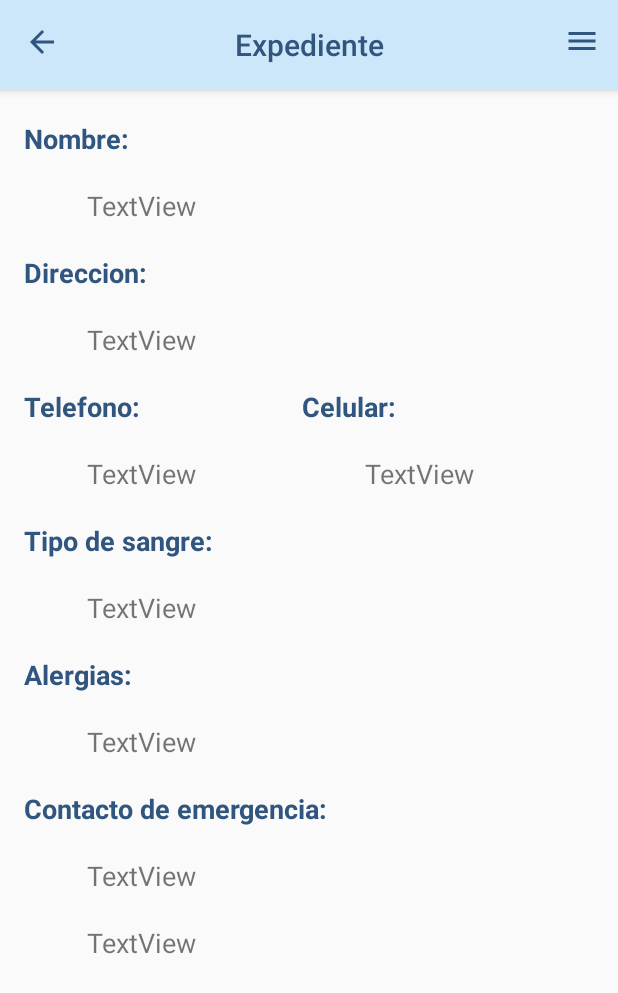
After one commit to Nano4697/AppointMed, an Android app: the Expediente screen opened directly, with no data from a screen before it, on a phone screen of 412 x 824 dp. The commit adds this screen. Shown: the top 993 px of the screen. Run offline under Robolectric (Android 15) with nearby library versions, the phone set to English and light mode, and no system bars.

Commit message:
Pantalla de expediente agregada

```diff
--- /dev/null
+++ b/app/src/main/java/com/example/appointmed/Expediente.java
@@ -0,0 +1,40 @@
+package com.example.appointmed;
+
+import android.content.Intent;
+import android.os.Bundle;
+import android.support.v7.app.AppCompatActivity;
+import android.support.v7.widget.Toolbar;
+import android.view.Menu;
+import android.widget.TextView;
+
+public class Expediente extends AppCompatActivity {
+
+    @Override
+    protected void onCreate(Bundle savedInstanceState)
+    {
+        super.onCreate(savedInstanceState);
+        setContentView(R.layout.activity_expediente);
+
+        // Find the toolbar view inside the activity layout
+        Toolbar toolbar = (Toolbar) findViewById(R.id.toolbarAlt);
+        // Sets the Toolbar to act as the ActionBar for this Activity window.
+        // Make sure the toolbar exists in the activity and is not null
+        setSupportActionBar(toolbar);
+        getSupportActionBar().setDisplayShowTitleEnabled(false);
+
+        TextView title = findViewById(R.id.toolbar_title);
+        title.setText(R.string.expediente);
+
+        Intent intent = getIntent();
+
+    }
+
+    // Menu icons are inflated just as they were with actionbar
+    @Override
+    public boolean onCreateOptionsMenu(Menu menu)
+    {
+        // Inflate the menu; this adds items to the action bar if it is present.
+        getMenuInflater().inflate(R.menu.toolbar_menu, menu);
+        return true;
+    }
+}
--- a/app/src/main/java/com/example/appointmed/MainActivity.java
+++ b/app/src/main/java/com/example/appointmed/MainActivity.java
@@ -1,11 +1,43 @@
 package com.example.appointmed;
 
+import android.content.Intent;
 import android.os.Bundle;
 import android.support.v7.app.AppCompatActivity;
 import android.support.v7.widget.Toolbar;
 import android.view.Menu;
+import android.view.View;
+import android.widget.Button;
 
 public class MainActivity extends AppCompatActivity {
+
+    View.OnClickListener expedienteHandler = new View.OnClickListener() {
+        @Override
+        public void onClick(View v) {
+            Intent intent = new Intent(getBaseContext(), Expediente.class);
+            startActivity(intent);
+        }
+    };
+
+    View.OnClickListener citaHandler = new View.OnClickListener() {
+        @Override
+        public void onClick(View v) {
+
+        }
+    };
+
+    View.OnClickListener historialHandler = new View.OnClickListener() {
+        @Override
+        public void onClick(View v) {
+
+        }
+    };
+
+    View.OnClickListener ayudaHandler = new View.OnClickListener() {
+        @Override
+        public void onClick(View v) {
+
+        }
+    };
 
     @Override
     protected void onCreate(Bundle savedInstanceState)
@@ -24,6 +56,17 @@ public class MainActivity extends AppCompatActivity {
         getSupportActionBar().setDisplayShowHomeEnabled(true);
         getSupportActionBar().setLogo(R.drawable.logo);
         getSupportActionBar().setDisplayUseLogoEnabled(true);
+
+        Button btnExpediente = findViewById(R.id.btnExpediente);
+        Button btnCita = findViewById(R.id.btnCita);
+        Button btnHistorial = findViewById(R.id.btnHistorial);
+        Button btnAyuda = findViewById(R.id.btnAyuda);
+
+        btnExpediente.setOnClickListener(expedienteHandler);
+        btnCita.setOnClickListener(citaHandler);
+        btnHistorial.setOnClickListener(historialHandler);
+        btnAyuda.setOnClickListener(ayudaHandler);
+
     }
 
     // Menu icons are inflated just as they were with actionbar
--- /dev/null
+++ b/app/src/main/res/drawable-anydpi/previous.xml
@@ -0,0 +1,10 @@
+<vector xmlns:android="http://schemas.android.com/apk/res/android"
+    android:width="24dp"
+    android:height="24dp"
+    android:viewportWidth="24"
+    android:viewportHeight="24"
+    android:tint="@color/colorPrimary">
+    <path
+        android:fillColor="#FF000000"
+        android:pathData="M20,11H7.83l5.59,-5.59L12,4l-8,8 8,8 1.41,-1.41L7.83,13H20v-2z"/>
+</vector>
--- /dev/null
+++ b/app/src/main/res/layout/activity_expediente.xml
@@ -0,0 +1,181 @@
+<?xml version="1.0" encoding="utf-8"?>
+<android.support.constraint.ConstraintLayout xmlns:android="http://schemas.android.com/apk/res/android"
+    xmlns:app="http://schemas.android.com/apk/res-auto"
+    android:layout_width="match_parent"
+    android:layout_height="match_parent"
+    android:fitsSystemWindows="true">
+
+    <include
+        android:id="@+id/toolbarAlt"
+        layout="@layout/custom_toolbar_alt"
+        android:layout_width="match_parent"
+        android:layout_height="60dp"/>
+
+    <TextView
+        android:id="@+id/textView2"
+        android:layout_width="wrap_content"
+        android:layout_height="wrap_content"
+        android:layout_marginStart="16dp"
+        android:layout_marginTop="20dp"
+        android:text="@string/expNombre"
+        android:textColor="@color/colorPrimary"
+        android:textSize="18sp"
+        android:textStyle="bold"
+        app:layout_constraintStart_toStartOf="parent"
+        app:layout_constraintTop_toBottomOf="@+id/toolbarAlt" />
+
+    <TextView
+        android:id="@+id/textNameExp"
+        android:layout_width="wrap_content"
+        android:layout_height="wrap_content"
+        android:layout_marginStart="58dp"
+        android:layout_marginTop="20dp"
+        android:text="TextView"
+        android:textSize="18sp"
+        app:layout_constraintStart_toStartOf="parent"
+        app:layout_constraintTop_toBottomOf="@+id/textView2" />
+
+    <TextView
+        android:id="@+id/textView3"
+        android:layout_width="wrap_content"
+        android:layout_height="wrap_content"
+        android:layout_marginTop="20dp"
+        android:text="@string/expDir"
+        android:textColor="@color/colorPrimary"
+        android:textSize="18sp"
+        android:textStyle="bold"
+        app:layout_constraintStart_toStartOf="@+id/textView2"
+        app:layout_constraintTop_toBottomOf="@+id/textNameExp" />
+
+    <TextView
+        android:id="@+id/textAddrExp"
+        android:layout_width="wrap_content"
+        android:layout_height="wrap_content"
+        android:layout_marginTop="20dp"
+        android:text="TextView"
+        android:textSize="18sp"
+        app:layout_constraintStart_toStartOf="@+id/textNameExp"
+        app:layout_constraintTop_toBottomOf="@+id/textView3" />
+
+    <TextView
+        android:id="@+id/textView5"
+        android:layout_width="wrap_content"
+        android:layout_height="wrap_content"
+        android:layout_marginTop="20dp"
+        android:text="@string/expTel"
+        android:textColor="@color/colorPrimary"
+        android:textSize="18sp"
+        android:textStyle="bold"
+        app:layout_constraintStart_toStartOf="@+id/textView3"
+        app:layout_constraintTop_toBottomOf="@+id/textAddrExp" />
+
+    <TextView
+        android:id="@+id/textTelExp"
+        android:layout_width="wrap_content"
+        android:layout_height="wrap_content"
+        android:layout_marginTop="20dp"
+        android:text="TextView"
+        android:textSize="18sp"
+        app:layout_constraintStart_toStartOf="@+id/textAddrExp"
+        app:layout_constraintTop_toBottomOf="@+id/textView5" />
+
+    <TextView
+        android:id="@+id/textView7"
+        android:layout_width="wrap_content"
+        android:layout_height="wrap_content"
+        android:layout_marginStart="108dp"
+        android:text="@string/expCelular"
+        android:textColor="@color/colorPrimary"
+        android:textSize="18sp"
+        android:textStyle="bold"
+        app:layout_constraintBaseline_toBaselineOf="@+id/textView5"
+        app:layout_constraintStart_toEndOf="@+id/textView5" />
+
+    <TextView
+        android:id="@+id/textCelExp"
+        android:layout_width="wrap_content"
+        android:layout_height="wrap_content"
+        android:layout_marginStart="42dp"
+        android:layout_marginTop="20dp"
+        android:text="TextView"
+        android:textSize="18sp"
+        app:layout_constraintStart_toStartOf="@+id/textView7"
+        app:layout_constraintTop_toBottomOf="@+id/textView7" />
+
+    <TextView
+        android:id="@+id/textView9"
+        android:layout_width="wrap_content"
+        android:layout_height="wrap_content"
+        android:layout_marginTop="20dp"
+        android:text="@string/expTipoSangre"
+        android:textColor="@color/colorPrimary"
+        android:textSize="18sp"
+        android:textStyle="bold"
+        app:layout_constraintStart_toStartOf="@+id/textView5"
+        app:layout_constraintTop_toBottomOf="@+id/textTelExp" />
+
+    <TextView
+        android:id="@+id/textBloodExp"
+        android:layout_width="wrap_content"
+        android:layout_height="wrap_content"
+        android:layout_marginTop="20dp"
+        android:text="TextView"
+        android:textSize="18sp"
+        app:layout_constraintStart_toStartOf="@+id/textTelExp"
+        app:layout_constraintTop_toBottomOf="@+id/textView9" />
+
+    <TextView
+        android:id="@+id/textView11"
+        android:layout_width="wrap_content"
+        android:layout_height="wrap_content"
+        android:layout_marginTop="20dp"
+        android:text="@string/expAlergias"
+        android:textColor="@color/colorPrimary"
+        android:textSize="18sp"
+        android:textStyle="bold"
+        app:layout_constraintStart_toStartOf="@+id/textView9"
+        app:layout_constraintTop_toBottomOf="@+id/textBloodExp" />
+
+    <TextView
+        android:id="@+id/textView12"
+        android:layout_width="wrap_content"
+        android:layout_height="wrap_content"
+        android:layout_marginTop="20dp"
+        android:text="TextView"
+        android:textSize="18sp"
+        app:layout_constraintStart_toStartOf="@+id/textBloodExp"
+        app:layout_constraintTop_toBottomOf="@+id/textView11" />
+
+    <TextView
+        android:id="@+id/textView13"
+        android:layout_width="wrap_content"
+        android:layout_height="wrap_content"
+        android:layout_marginTop="20dp"
+        android:text="@string/expContacto"
+        android:textColor="@color/colorPrimary"
+        android:textSize="18sp"
+        android:textStyle="bold"
+        app:layout_constraintStart_toStartOf="@+id/textView11"
+        app:layout_constraintTop_toBottomOf="@+id/textView12" />
+
+    <TextView
+        android:id="@+id/textNameContactExp"
+        android:layout_width="wrap_content"
+        android:layout_height="wrap_content"
+        android:layout_marginTop="20dp"
+        android:text="TextView"
+        android:textSize="18sp"
+        app:layout_constraintStart_toStartOf="@+id/textView12"
+        app:layout_constraintTop_toBottomOf="@+id/textView13" />
+
+    <TextView
+        android:id="@+id/textTelContactExp"
+        android:layout_width="wrap_content"
+        android:layout_height="wrap_content"
+        android:layout_marginTop="20dp"
+        android:text="TextView"
+        android:textSize="18sp"
+        app:layout_constraintStart_toStartOf="@+id/textNameContactExp"
+        app:layout_constraintTop_toBottomOf="@+id/textNameContactExp" />
+
+</android.support.constraint.ConstraintLayout>
--- a/app/src/main/res/layout/activity_main.xml
+++ b/app/src/main/res/layout/activity_main.xml
@@ -27,6 +27,7 @@
             android:layout_weight="1"
             android:layout_marginBottom="5dp">
             <Button
+                android:id="@+id/btnExpediente"
                 android:layout_width="0dp"
                 android:layout_height="match_parent"
                 android:text="@string/expediente"
@@ -37,6 +38,7 @@
                 android:layout_marginEnd="5dp"
                 />
             <Button
+                android:id="@+id/btnCita"
                 android:layout_width="0dp"
                 android:layout_height="match_parent"
                 android:text="@string/citas"
@@ -52,6 +54,7 @@
             android:layout_weight="1"
             android:layout_marginTop="5dp">
             <Button
+                android:id="@+id/btnHistorial"
                 android:layout_width="0dp"
                 android:layout_height="match_parent"
                 android:text="@string/historial"
@@ -62,6 +65,7 @@
                 android:layout_marginEnd="5dp"
                 />
             <Button
+                android:id="@+id/btnAyuda"
                 android:layout_width="0dp"
                 android:layout_height="match_parent"
                 android:text="@string/ayuda"
--- /dev/null
+++ b/app/src/main/res/layout/custom_toolbar_alt.xml
@@ -0,0 +1,29 @@
+<?xml version="1.0" encoding="utf-8"?>
+
+
+<android.support.v7.widget.Toolbar
+    android:id="@+id/toolbarAlt"
+    app:contentInsetLeft="0dp"
+    app:contentInsetStart="0dp"
+    android:minHeight="?attr/actionBarSize"
+    android:layout_width="match_parent"
+    android:layout_height="wrap_content"
+    android:paddingBottom="10dp"
+    app:titleTextColor="@color/colorPrimary"
+    android:background="@color/colorAccent"
+    app:titleTextAppearance="@style/Toolbar.TitleText"
+    xmlns:android="http://schemas.android.com/apk/res/android"
+    xmlns:app="http://schemas.android.com/apk/res-auto"
+    style="@style/ToolbarAlt">
+
+    <TextView
+        android:id="@+id/toolbar_title"
+        android:layout_width="wrap_content"
+        android:layout_height="wrap_content"
+        android:text="Toolbar Title"
+        android:paddingTop="10sp"
+        android:textColor="@color/colorPrimary"
+        style="@style/TextAppearance.AppCompat.Widget.ActionBar.Title"
+        android:layout_gravity="center"
+        />
+</android.support.v7.widget.Toolbar>
--- a/app/src/main/res/values/strings.xml
+++ b/app/src/main/res/values/strings.xml
@@ -5,4 +5,11 @@
     <string name="historial">Historial</string>
     <string name="ayuda">Ayuda</string>
     <string name="option">Opciones</string>
+    <string name="expNombre">Nombre:</string>
+    <string name="expDir">Direccion:</string>
+    <string name="expTel">Telefono:</string>
+    <string name="expCelular">Celular:</string>
+    <string name="expTipoSangre">Tipo de sangre:</string>
+    <string name="expAlergias">Alergias:</string>
+    <string name="expContacto">Contacto de emergencia:</string>
 </resources>
--- a/app/src/main/res/values/styles.xml
+++ b/app/src/main/res/values/styles.xml
@@ -7,4 +7,11 @@
         <item name="android:textSize">20sp</item>
     </style>
 
+    <style name="ToolbarAlt" parent="@style/ThemeOverlay.AppCompat.Dark.ActionBar">
+        <item name="theme">@style/ThemeOverlay.AppCompat.Dark</item>
+        <item name="navigationIcon">@drawable/previous</item>
+        <item name="android:background">?colorPrimary</item>
+        <item name="android:elevation">4dp</item>
+    </style>
+
 </resources>
```
Also changed, not shown: app/src/main/AndroidManifest.xml (+7 -0 lines), app/src/main/res/drawable-hdpi/previous.png (added), app/src/main/res/drawable-mdpi/previous.png (added), app/src/main/res/drawable-xhdpi/previous.png (added), app/src/main/res/drawable-xxhdpi/previous.png (added).
